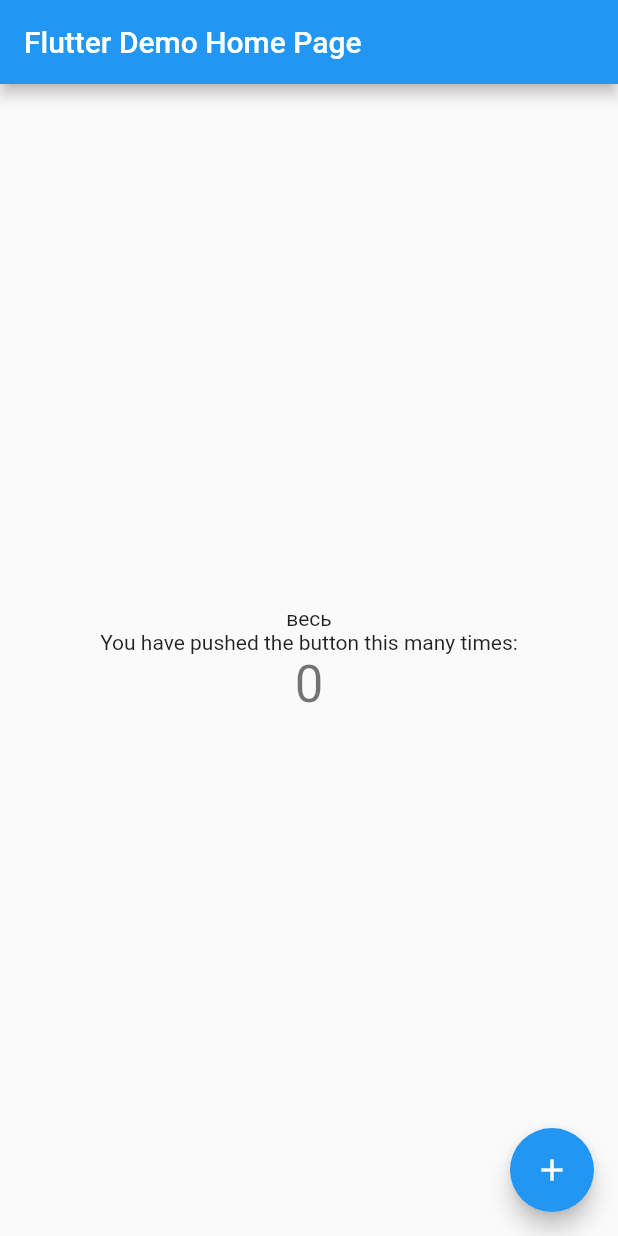
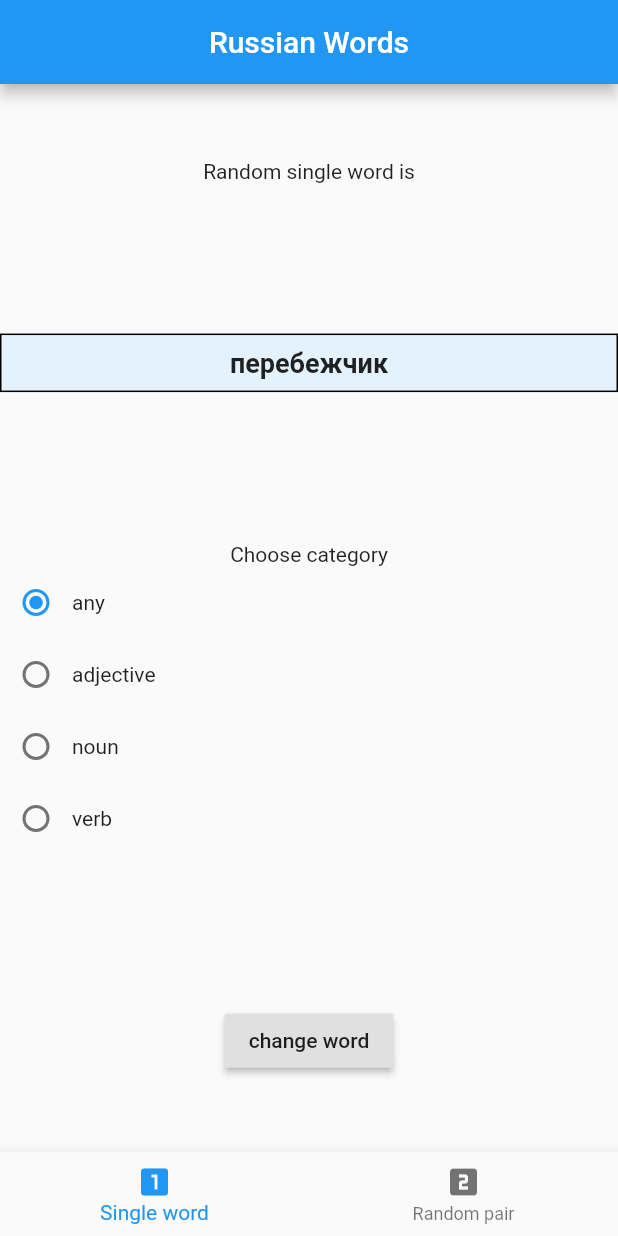
Before and after one commit to RenatFakhrutdinov/russian_words, a Flutter app: the screen it shows after launch, on a phone screen of 412 x 824 dp. Run offline on Flutter 3.47's test engine with Material 2 defaults, Android fonts, the phone set to English and light mode, and no system bars.

Commit message:
add example of getting single word

```diff
--- a/example/lib/main.dart
+++ b/example/lib/main.dart
@@ -1,5 +1,9 @@
+import 'dart:math';
+
 import 'package:flutter/material.dart';
-import 'package:russian_words/src/words/all_words.dart';
+import 'package:russian_words/russian_words.dart';
+
+enum Category { any, adjective, noun, verb }
 
 void main() => runApp(MyApp());
 
@@ -8,11 +12,11 @@ class MyApp extends StatelessWidget {
   @override
   Widget build(BuildContext context) {
     return MaterialApp(
-      title: 'Flutter Demo',
+      title: 'russian_words demo',
       theme: ThemeData(
         primarySwatch: Colors.blue,
       ),
-      home: MyHomePage(title: 'Flutter Demo Home Page'),
+      home: MyHomePage(title: 'Russian Words'),
     );
   }
 }
@@ -26,11 +30,16 @@ class MyHomePage extends StatefulWidget {
 }
 
 class _MyHomePageState extends State<MyHomePage> {
-  int _counter = 0;
+  int _selectedIndex = 0;
 
-  void _incrementCounter() {
+  List<Widget> _widgetOptions = [
+    SingleWord(),
+    Text('2'),
+  ];
+
+  void _onItemTapped(int index) {
     setState(() {
-      _counter++;
+      _selectedIndex = index;
     });
   }
 
@@ -38,28 +47,138 @@ class _MyHomePageState extends State<MyHomePage> {
   Widget build(BuildContext context) {
     return Scaffold(
       appBar: AppBar(
+        centerTitle: true,
         title: Text(widget.title),
       ),
-      body: Center(
-        child: Column(
-          mainAxisAlignment: MainAxisAlignment.center,
+      bottomNavigationBar: BottomNavigationBar(
+        items: const <BottomNavigationBarItem>[
+          BottomNavigationBarItem(
+              icon: Icon(Icons.looks_one), title: Text('Single word')),
+          BottomNavigationBarItem(
+              icon: Icon(Icons.looks_two), title: Text("Random pair"))
+        ],
+        currentIndex: _selectedIndex,
+        onTap: _onItemTapped,
+      ),
+      body: Center(child: _widgetOptions.elementAt(_selectedIndex)),
+    );
+  }
+}
+
+class SingleWord extends StatefulWidget {
+  @override
+  _SingleWordState createState() => _SingleWordState();
+}
+
+class _SingleWordState extends State<SingleWord> {
+  Category _category = Category.any;
+  String _word;
+
+  @override
+  void initState() {
+    super.initState();
+    _word = _randomWord();
+  }
+
+  String _randomWord() {
+    switch (_category) {
+      case Category.any:
+        return allWords[Random().nextInt(allWords.length)];
+        break;
+      case Category.adjective:
+        return adjectives[Random().nextInt(adjectives.length)];
+        break;
+      case Category.noun:
+        return nouns[Random().nextInt(nouns.length)];
+        break;
+      case Category.verb:
+        return verbs[Random().nextInt(verbs.length)];
+        break;
+    }
+  }
+
+  @override
+  Widget build(BuildContext context) {
+    return Column(
+      mainAxisAlignment: MainAxisAlignment.spaceAround,
+      children: <Widget>[
+        Text(
+          "Random single word is",
+          textAlign: TextAlign.center,
+        ),
+        Container(
+          padding: EdgeInsets.all(8),
+          decoration:
+              BoxDecoration(border: Border.all(), color: Colors.blue.shade50),
+          width: MediaQuery.of(context).size.width,
+          child: Text(
+            _word,
+            style: TextStyle(fontSize: 18, fontWeight: FontWeight.bold),
+            textAlign: TextAlign.center,
+          ),
+        ),
+        Column(
           children: <Widget>[
-            Text(allWords[0]),
-            Text(
-              'You have pushed the button this many times:',
+            Text('Choose category'),
+            Row(
+              children: <Widget>[
+                Radio(
+                  value: Category.any,
+                  groupValue: _category,
+                  onChanged: (category) => setState(() {
+                    _category = category;
+                    _word = _randomWord();
+                  }),
+                ),
+                Text('any'),
+              ],
             ),
-            Text(
-              '$_counter',
-              style: Theme.of(context).textTheme.display1,
+            Row(
+              children: <Widget>[
+                Radio(
+                  value: Category.adjective,
+                  groupValue: _category,
+                  onChanged: (category) => setState(() {
+                    _category = category;
+                    _word = _randomWord();
+                  }),
+                ),
+                Text('adjective')
+              ],
+            ),
+            Row(
+              children: <Widget>[
+                Radio(
+                  value: Category.noun,
+                  groupValue: _category,
+                  onChanged: (category) => setState(() {
+                    _category = category;
+                    _word = _randomWord();
+                  }),
+                ),
+                Text('noun')
+              ],
+            ),
+            Row(
+              children: <Widget>[
+                Radio(
+                  value: Category.verb,
+                  groupValue: _category,
+                  onChanged: (category) => setState(() {
+                    _category = category;
+                    _word = _randomWord();
+                  }),
+                ),
+                Text('verb')
+              ],
             ),
           ],
         ),
-      ),
-      floatingActionButton: FloatingActionButton(
-        onPressed: _incrementCounter,
-        tooltip: 'Increment',
-        child: Icon(Icons.add),
-      ), // This trailing comma makes auto-formatting nicer for build methods.
+        RaisedButton(
+          child: Text("change word"),
+          onPressed: () => setState(() => _word = _randomWord()),
+        )
+      ],
     );
   }
 }
```
Also changed, not shown: 1 other file.
